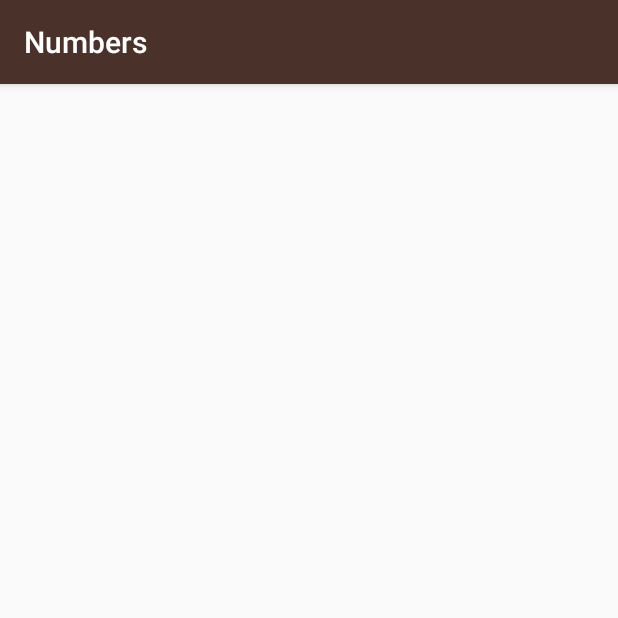
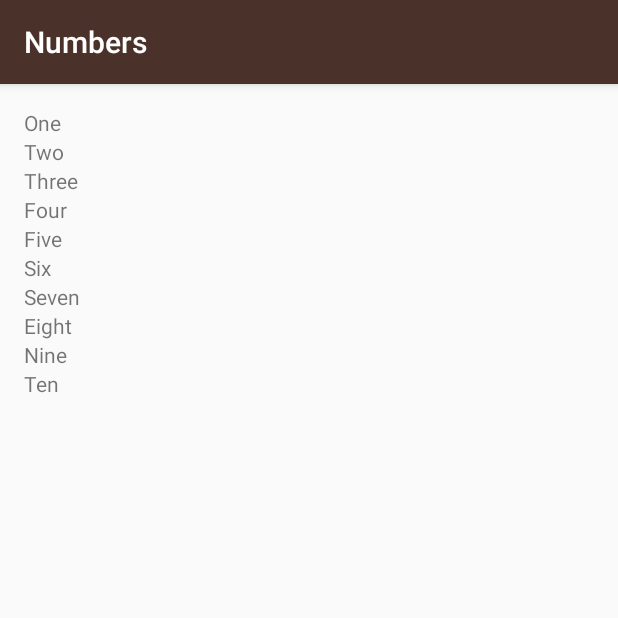
Before and after one commit to rajashreem/Miwok, an Android app: the NumbersActivity screen opened directly, with no data from a screen before it, on a phone screen of 412 x 824 dp, the top half of it. Run offline under Robolectric (Android 15) with nearby library versions, the phone set to English and light mode, and no system bars.

Commit message:
Show the list of English numbers on the Numbers screen

```diff
--- a/app/src/main/java/com/example/android/miwok/NumbersActivity.java
+++ b/app/src/main/java/com/example/android/miwok/NumbersActivity.java
@@ -1,7 +1,11 @@
 package com.example.android.miwok;
 
+import android.os.Bundle;
 import android.support.v7.app.AppCompatActivity;
-import android.os.Bundle;
+import android.widget.LinearLayout;
+import android.widget.TextView;
+
+import java.util.ArrayList;
 
 public class NumbersActivity extends AppCompatActivity {
 
@@ -9,5 +13,27 @@ public class NumbersActivity extends AppCompatActivity {
     protected void onCreate(Bundle savedInstanceState) {
         super.onCreate(savedInstanceState);
         setContentView(R.layout.activity_numbers);
+
+        ArrayList<String> numbersList = new ArrayList<String>();
+
+        numbersList.add("One");
+        numbersList.add("Two");
+        numbersList.add("Three");
+        numbersList.add("Four");
+        numbersList.add("Five");
+        numbersList.add("Six");
+        numbersList.add("Seven");
+        numbersList.add("Eight");
+        numbersList.add("Nine");
+        numbersList.add("Ten");
+
+        LinearLayout rootView = (LinearLayout) findViewById(R.id.rootview);
+
+        for(int i=0 ; i < numbersList.size(); i++){
+            TextView textView = new TextView(this);
+            textView.setText(numbersList.get(i));
+            rootView.addView(textView);
+        }
+
     }
 }
--- a/app/src/main/res/layout/activity_numbers.xml
+++ b/app/src/main/res/layout/activity_numbers.xml
@@ -1,13 +1,14 @@
 <?xml version="1.0" encoding="utf-8"?>
-<RelativeLayout xmlns:android="http://schemas.android.com/apk/res/android"
+<LinearLayout xmlns:android="http://schemas.android.com/apk/res/android"
     xmlns:tools="http://schemas.android.com/tools"
-    android:id="@+id/activity_numbers"
+    android:id="@+id/rootview"
     android:layout_width="match_parent"
     android:layout_height="match_parent"
     android:paddingBottom="@dimen/activity_vertical_margin"
     android:paddingLeft="@dimen/activity_horizontal_margin"
     android:paddingRight="@dimen/activity_horizontal_margin"
     android:paddingTop="@dimen/activity_vertical_margin"
+    android:orientation="vertical"
     tools:context="com.example.android.miwok.NumbersActivity">
 
-</RelativeLayout>
+</LinearLayout>
```
